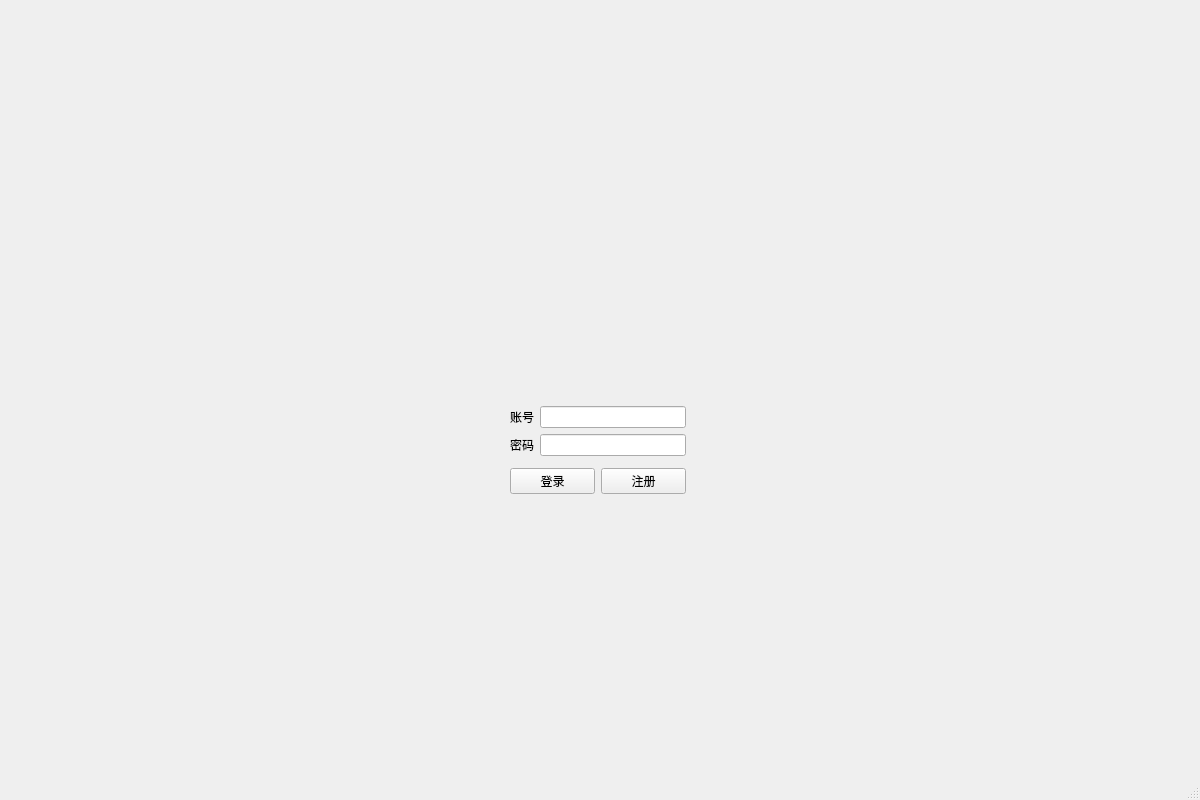
The window that mainmenu/mainwindow.ui (emon100/typeing-elite-client) describes before a commit, drawn with Qt 5.
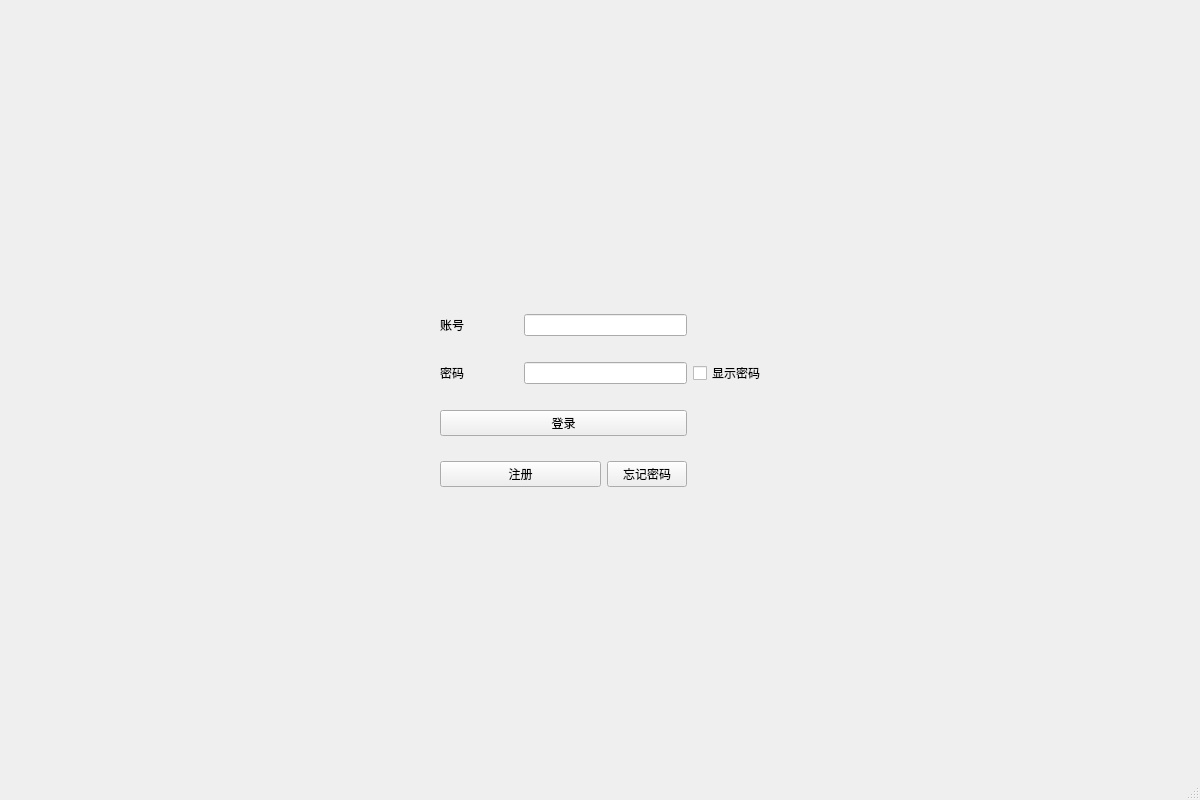
The same window after the commit.

The edit to the form file:
```diff
--- a/mainmenu/mainwindow.ui
+++ b/mainmenu/mainwindow.ui
@@ -17,43 +17,35 @@
    <widget class="QWidget" name="">
     <property name="geometry">
      <rect>
-      <x>510</x>
-      <y>400</y>
-      <width>176</width>
-      <height>101</height>
+      <x>440</x>
+      <y>295</y>
+      <width>331</width>
+      <height>211</height>
      </rect>
     </property>
     <layout class="QGridLayout" name="gridLayout">
-     <item row="0" column="0" colspan="2">
-      <layout class="QVBoxLayout" name="verticalLayout">
-       <item>
-        <layout class="QHBoxLayout" name="horizontalLayout">
-         <item>
+     <item row="0" column="0">
           <widget class="QLabel" name="label">
            <property name="text">
             <string>账号</string>
            </property>
           </widget>
          </item>
-         <item>
+     <item row="0" column="1" colspan="2">
           <widget class="QLineEdit" name="IdLineEdit">
            <property name="clearButtonEnabled">
             <bool>true</bool>
            </property>
           </widget>
          </item>
-        </layout>
-       </item>
-       <item>
-        <layout class="QHBoxLayout" name="horizontalLayout_2">
-         <item>
+     <item row="1" column="0">
           <widget class="QLabel" name="label_2">
            <property name="text">
             <string>密码</string>
            </property>
           </widget>
          </item>
-         <item>
+     <item row="1" column="1" colspan="2">
           <widget class="QLineEdit" name="PasswordLineEdit">
            <property name="echoMode">
             <enum>QLineEdit::Password</enum>
@@ -63,24 +55,34 @@
            </property>
           </widget>
          </item>
-        </layout>
-       </item>
-      </layout>
-     </item>
-     <item row="1" column="0">
+     <item row="1" column="3">
+      <widget class="QCheckBox" name="checkBox">
+       <property name="text">
+        <string>显示密码</string>
+       </property>
+      </widget>
+     </item>
+     <item row="2" column="0" colspan="3">
       <widget class="QPushButton" name="LogInButton">
        <property name="text">
         <string>登录</string>
        </property>
       </widget>
      </item>
-     <item row="1" column="1">
+     <item row="3" column="0" colspan="2">
       <widget class="QPushButton" name="RegisterButton">
        <property name="text">
         <string>注册</string>
        </property>
       </widget>
      </item>
+     <item row="3" column="2">
+      <widget class="QPushButton" name="ChangePasswordPushButton">
+       <property name="text">
+        <string>忘记密码</string>
+       </property>
+      </widget>
+     </item>
     </layout>
    </widget>
   </widget>
```
Lines whose indentation alone changed are shown as unchanged.
